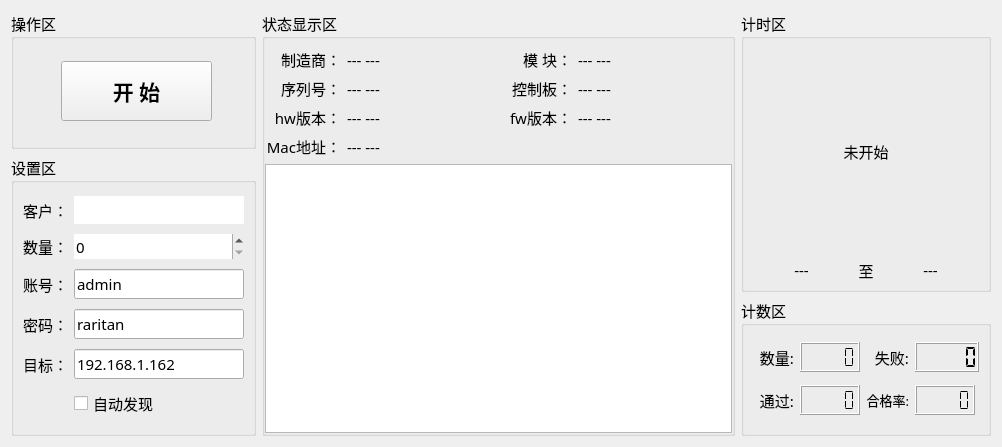
Old version of the form Node-Fvt/Node-Fvt/home/home_workwid.ui in the repository ChinaClever/ScalePoint.
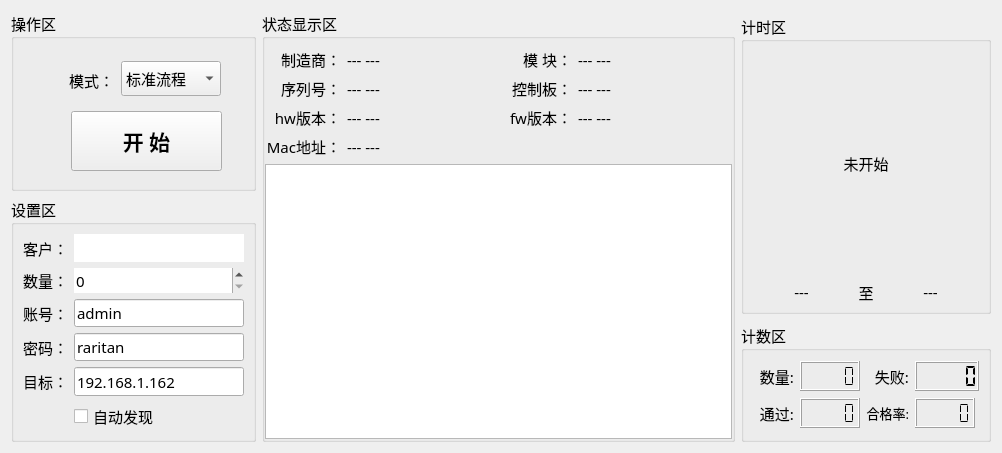
New version of the form.

The edit to the form file:
```diff
--- a/Node-Fvt/Node-Fvt/home/home_workwid.ui
+++ b/Node-Fvt/Node-Fvt/home/home_workwid.ui
@@ -16,6 +16,12 @@
   <layout class="QGridLayout" name="gridLayout_2">
    <item row="0" column="0">
     <widget class="QGroupBox" name="groupBox_4">
+     <property name="minimumSize">
+      <size>
+       <width>0</width>
+       <height>180</height>
+      </size>
+     </property>
      <property name="font">
       <font>
        <family>微软雅黑</family>
@@ -28,8 +34,8 @@
      <widget class="QPushButton" name="startBtn">
       <property name="geometry">
        <rect>
-        <x>50</x>
-        <y>50</y>
+        <x>60</x>
+        <y>100</y>
         <width>151</width>
         <height>60</height>
        </rect>
@@ -58,6 +64,80 @@
        <string>开 始</string>
       </property>
      </widget>
+     <widget class="QLabel" name="label_10">
+      <property name="geometry">
+       <rect>
+        <x>48</x>
+        <y>52</y>
+        <width>55</width>
+        <height>35</height>
+       </rect>
+      </property>
+      <property name="minimumSize">
+       <size>
+        <width>55</width>
+        <height>35</height>
+       </size>
+      </property>
+      <property name="maximumSize">
+       <size>
+        <width>70</width>
+        <height>35</height>
+       </size>
+      </property>
+      <property name="font">
+       <font>
+        <family>微软雅黑</family>
+        <pointsize>11</pointsize>
+       </font>
+      </property>
+      <property name="text">
+       <string>模式：</string>
+      </property>
+      <property name="alignment">
+       <set>Qt::AlignRight|Qt::AlignTrailing|Qt::AlignVCenter</set>
+      </property>
+     </widget>
+     <widget class="QComboBox" name="modeBox">
+      <property name="geometry">
+       <rect>
+        <x>110</x>
+        <y>50</y>
+        <width>100</width>
+        <height>35</height>
+       </rect>
+      </property>
+      <property name="minimumSize">
+       <size>
+        <width>100</width>
+        <height>0</height>
+       </size>
+      </property>
+      <property name="font">
+       <font>
+        <family>微软雅黑</family>
+        <pointsize>11</pointsize>
+       </font>
+      </property>
+      <property name="contextMenuPolicy">
+       <enum>Qt::NoContextMenu</enum>
+      </property>
+      <item>
+       <property name="text">
+        <string>标准流程</string>
+       </property>
+      </item>
+      <item>
+       <property name="text">
+        <string>配置写入</string>
+       </property>
+      </item>
+      <item>
+       <property name="text">
+        <string>数据读取</string>
+       </property>
+      </item>
+     </widget>
     </widget>
    </item>
    <item row="0" column="1" rowspan="3">
@@ -321,7 +401,7 @@
      <property name="maximumSize">
       <size>
        <width>245</width>
-       <height>16777215</height>
+       <height>245</height>
       </size>
      </property>
      <property name="font">
```
